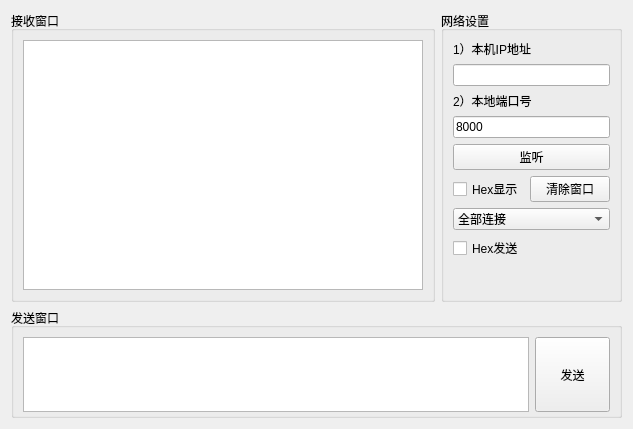
Old version of the form TCP_part/TCPServer.ui in the repository MRcao1001/Ddecode-QT-TCP-customWidget-MVD-MVC-MVVM-.
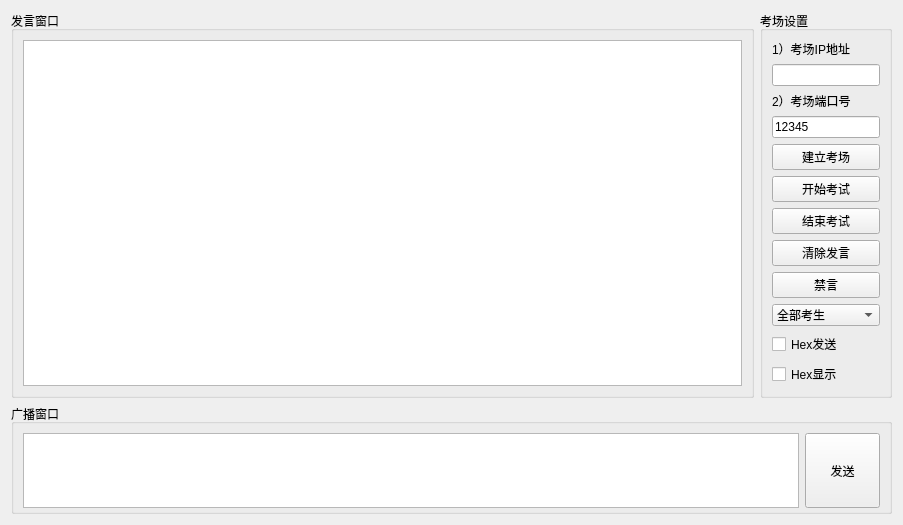
New version of the form.

Commit message: 更新----------------------- 用户登陆模块 考场创建以及许可证验证模块

Diff of the .ui file:
```diff
--- a/TCP_part/TCPServer.ui
+++ b/TCP_part/TCPServer.ui
@@ -6,8 +6,8 @@
    <rect>
     <x>0</x>
     <y>0</y>
-    <width>628</width>
-    <height>416</height>
+    <width>903</width>
+    <height>518</height>
    </rect>
   </property>
   <property name="windowTitle">
@@ -19,7 +19,7 @@
      <item>
       <widget class="QGroupBox" name="groupBox">
        <property name="title">
-        <string>接收窗口</string>
+        <string>发言窗口</string>
        </property>
        <layout class="QHBoxLayout" name="horizontalLayout_6">
         <item>
@@ -47,7 +47,7 @@
         </sizepolicy>
        </property>
        <property name="title">
-        <string>网络设置</string>
+        <string>考场设置</string>
        </property>
        <layout class="QVBoxLayout" name="verticalLayout_2">
         <item>
@@ -55,7 +55,7 @@
           <item>
            <widget class="QLabel" name="label">
             <property name="text">
-             <string>1）本机IP地址</string>
+             <string>1）考场IP地址</string>
             </property>
            </widget>
           </item>
@@ -69,47 +69,57 @@
           <item>
            <widget class="QLabel" name="label_2">
             <property name="text">
-             <string>2）本地端口号</string>
+             <string>2）考场端口号</string>
             </property>
            </widget>
           </item>
           <item>
            <widget class="QLineEdit" name="edtPort">
             <property name="text">
-             <string>8000</string>
+             <string>12345</string>
             </property>
            </widget>
           </item>
           <item>
            <widget class="QPushButton" name="btnConnect">
             <property name="text">
-             <string>监听</string>
+             <string>建立考场</string>
             </property>
            </widget>
           </item>
           <item>
-           <layout class="QHBoxLayout" name="horizontalLayout">
+           <widget class="QPushButton" name="btnConnect_2">
+            <property name="text">
+             <string>开始考试</string>
+            </property>
+           </widget>
+          </item>
             <item>
-             <widget class="QCheckBox" name="ckbHexShow">
+           <widget class="QPushButton" name="btnConnect_3">
               <property name="text">
-               <string>Hex显示</string>
+             <string>结束考试</string>
               </property>
              </widget>
             </item>
             <item>
              <widget class="QPushButton" name="btnClear">
               <property name="text">
-               <string>清除窗口</string>
+             <string>清除发言</string>
               </property>
              </widget>
             </item>
-           </layout>
+          <item>
+           <widget class="QPushButton" name="btnClear_2">
+            <property name="text">
+             <string>禁言</string>
+            </property>
+           </widget>
           </item>
           <item>
            <widget class="QComboBox" name="cbxConnection">
             <item>
              <property name="text">
-              <string>全部连接</string>
+              <string>全部考生</string>
              </property>
             </item>
            </widget>
@@ -121,6 +131,13 @@
             </property>
            </widget>
           </item>
+          <item>
+           <widget class="QCheckBox" name="ckbHexShow">
+            <property name="text">
+             <string>Hex显示</string>
+            </property>
+           </widget>
+          </item>
           <item>
            <spacer name="verticalSpacer">
             <property name="orientation">
@@ -162,7 +179,7 @@
       </size>
      </property>
      <property name="title">
-      <string>发送窗口</string>
+      <string>广播窗口</string>
      </property>
      <layout class="QVBoxLayout" name="verticalLayout_4">
       <item>
```
Left out of the diff: 2 changed lines with no effect on the pictures. Lines whose indentation alone changed are shown as unchanged. The commit also changes 37 other files.
